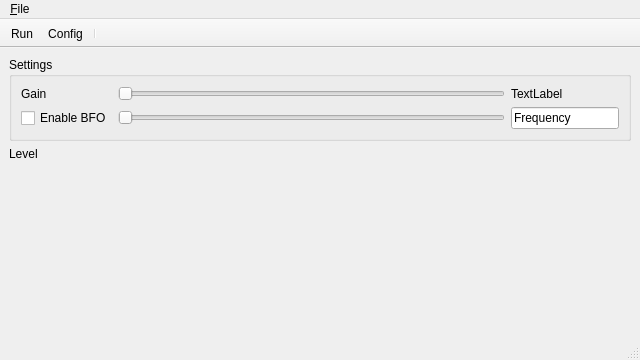
First picture: the form in src/windows/main.ui, repository sardylan/audioreceiver, before the edit.
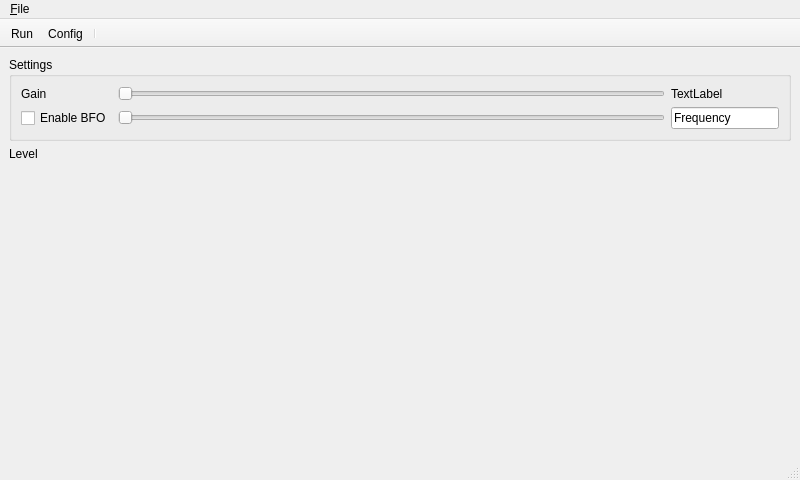
Second picture: the form after the edit.

```diff
--- a/src/windows/main.ui
+++ b/src/windows/main.ui
@@ -6,8 +6,8 @@
             <rect>
                 <x>0</x>
                 <y>0</y>
-                <width>640</width>
-                <height>360</height>
+                <width>800</width>
+                <height>480</height>
             </rect>
         </property>
         <property name="windowTitle">
@@ -61,6 +61,9 @@
                                     <property name="text">
                                         <string>Frequency</string>
                                     </property>
+                                    <property name="readOnly">
+                                        <bool>true</bool>
+                                    </property>
                                 </widget>
                             </item>
                         </layout>
@@ -86,7 +89,7 @@
                 <rect>
                     <x>0</x>
                     <y>0</y>
-                    <width>640</width>
+                    <width>800</width>
                     <height>29</height>
                 </rect>
             </property>
```
